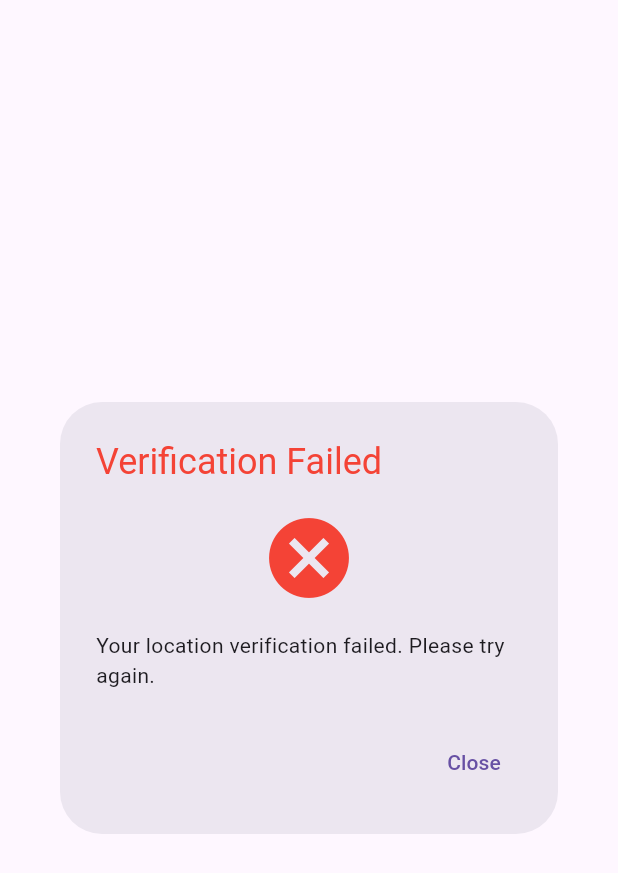
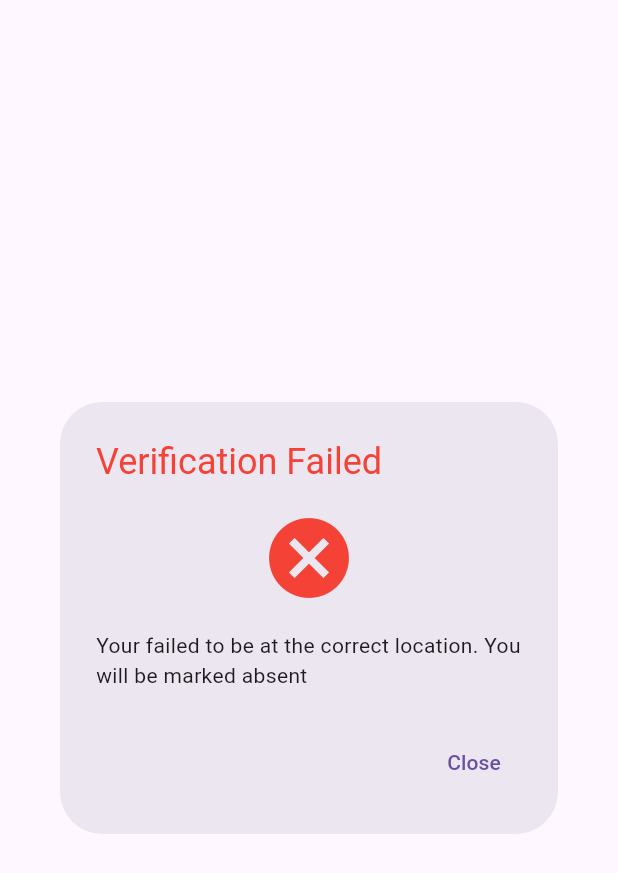
Before and after one commit to dipankarupd/zkp_app, a Flutter app: the VerificationDialog2 widget shown alone on an empty page, opened directly with empty values, on a phone screen of 412 x 824 dp. Shown: the top 873 px of the screen. Run offline on Flutter 3.47's test engine with Material 3 defaults, Android fonts, the phone set to English and light mode, and no system bars; our stand-ins replace bloc, dio, flutter_bloc, fpdart, geolocator, get_it and 2 more.

Commit message:
fix: update dialog bar message

```diff
--- a/lib/app/presentation/bloc/home/bloc/home_bloc.dart
+++ b/lib/app/presentation/bloc/home/bloc/home_bloc.dart
@@ -42,7 +42,8 @@ class HomeBloc extends Bloc<HomeEvent, HomeState> {
       );
 
       // Convert to integer (assuming distance in meters)
-      int distance = distanceInMeters.round() * 1000;
+      // considering 500m
+      int distance = distanceInMeters.round() * 100;
       // Verify distance
       final verifyResult = await verifyUsecase(
         VerifyParams(distance: distance),
--- a/lib/old/widgets/verification_dialog.dart
+++ b/lib/old/widgets/verification_dialog.dart
@@ -77,8 +77,8 @@ class VerificationDialog2 extends StatelessWidget {
           const SizedBox(height: 16),
           Text(
             isSuccess
-                ? 'Your location has been verified successfully.'
-                : 'Your location verification failed. Please try again.',
+                ? 'Your location has been verified successfully. You will be marked present'
+                : 'Your failed to be at the correct location. You will be marked absent',
           ),
         ],
       ),
```
